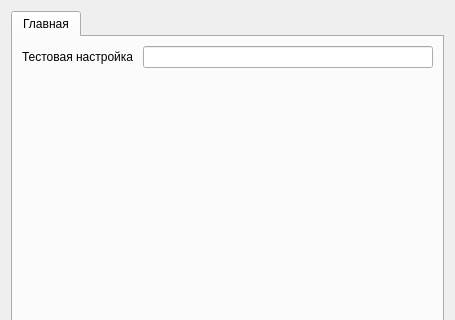
First picture: the form in TestServer/dialogsettings.ui, repository teimur06/TestServer, before the edit; both pictures show x 0 to 455 and y 0 to 320 of the 455 by 528 pixel window.
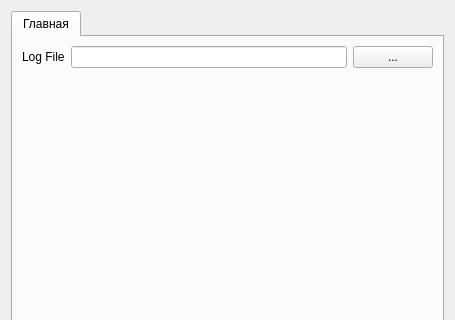
Second picture: the form after the edit.

Commit message: add class Settings

The edit to the form file:
```diff
--- a/TestServer/dialogsettings.ui
+++ b/TestServer/dialogsettings.ui
@@ -53,7 +53,7 @@
                <item>
                 <widget class="QLabel" name="label">
                  <property name="text">
-                  <string>Тестовая настройка </string>
+                  <string>Log File</string>
                  </property>
                 </widget>
                </item>
@@ -76,6 +76,13 @@
                  </property>
                 </widget>
                </item>
+               <item>
+                <widget class="QPushButton" name="pushButton">
+                 <property name="text">
+                  <string>...</string>
+                 </property>
+                </widget>
+               </item>
               </layout>
              </item>
              <item>
```
The commit also changes 10 other files.
